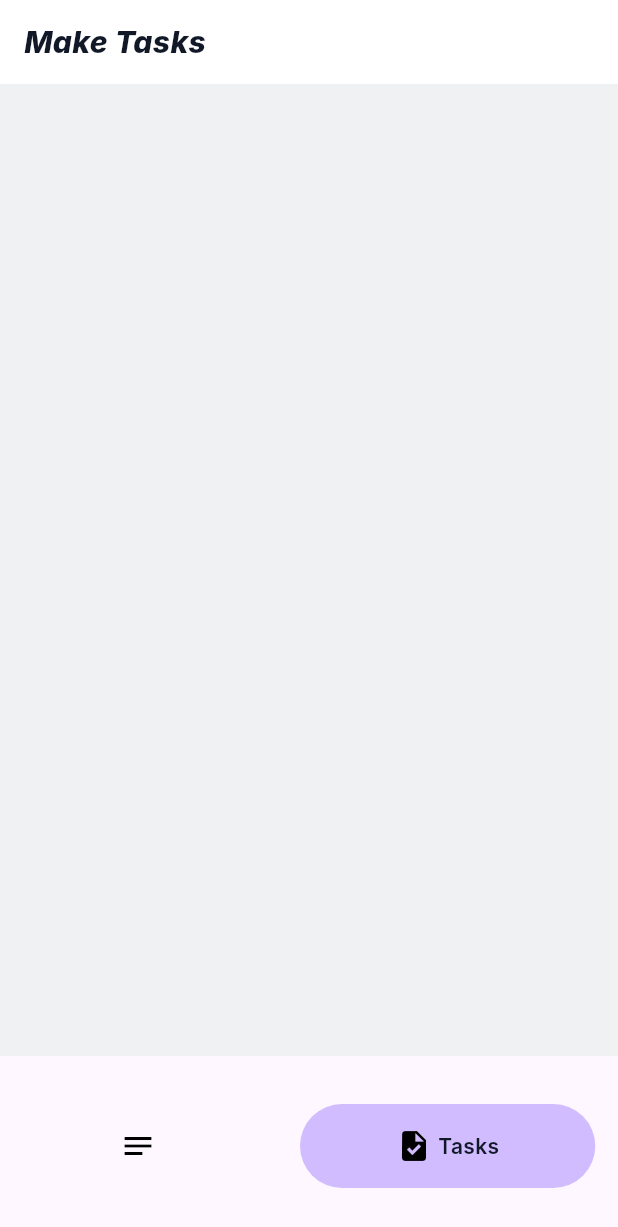
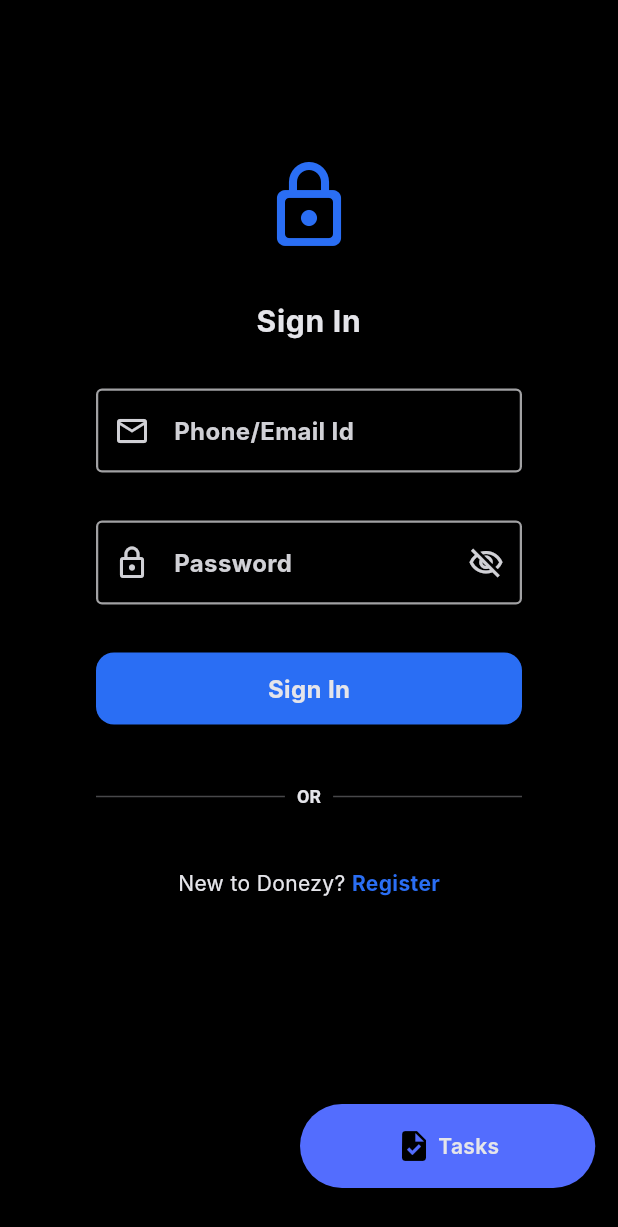
Before and after one commit to MarquiThiago/Donezy, a Flutter app: the screen it shows after launch, item 2 of the bottom bar chosen, on a phone screen of 412 x 824 dp. Shown: the top 1227 px of the screen. Run offline on Flutter 3.47's test engine with Material 3 defaults, Android fonts, the phone set to English and light mode, and no system bars; drawn by our look-alikes of google_nav_bar; our stand-ins replace cloud_firestore, dartz, equatable, firebase_auth, firebase_core, flutter_bloc and 3 more; missing offline and left inert: theme_tailor_annotation; accounts and stored records are empty; Roboto replaces fonts that are missing (Inter, Poppins).

```diff
--- /dev/null
+++ b/devtools_options.yaml
@@ -0,0 +1,3 @@
+description: This file stores settings for Dart & Flutter DevTools.
+documentation: https://docs.flutter.dev/tools/devtools/extensions#configure-extension-enablement-states
+extensions:
--- /dev/null
+++ b/lib/src/modules/auth/presentation/pages/login_page.dart
@@ -0,0 +1,137 @@
+import 'package:design_system/design_system_export.dart';
+import 'package:flutter/material.dart';
+
+class LoginPage extends StatelessWidget {
+  const LoginPage({super.key});
+
+  @override
+  Widget build(BuildContext context) {
+    final theme = Theme.of(context);
+    final colorScheme = theme.colorScheme;
+    return Scaffold(
+      body: SafeArea(
+        child: Center(
+          child: SingleChildScrollView(
+            padding: const EdgeInsets.symmetric(horizontal: DSSpace.xxLarge),
+            child: Column(
+              spacing: DSSpace.xLarge,
+              mainAxisAlignment: MainAxisAlignment.center,
+              crossAxisAlignment: CrossAxisAlignment.stretch,
+              children: [
+                Icon(
+                  Icons.lock_outline_rounded,
+                  size: DSSize.iconSizeXXLarge,
+                  color: colorScheme.primary,
+                ),
+                Text(
+                  'Sign In',
+                  style: theme.textTheme.headlineMedium?.copyWith(
+                    fontWeight: FontWeight.bold,
+                  ),
+                  textAlign: TextAlign.center,
+                ),
+                TextFormField(
+                  decoration: const InputDecoration(
+                    labelText: 'Phone/Email Id',
+                    prefixIcon: Icon(Icons.email_outlined),
+                  ),
+                  keyboardType: TextInputType.emailAddress,
+                ),
+                TextFormField(
+                  decoration: InputDecoration(
+                    labelText: 'Password',
+                    prefixIcon: const Icon(Icons.lock_outline),
+                    suffixIcon: IconButton(
+                      icon: const Icon(Icons.visibility_off_outlined),
+                      onPressed: () {},
+                    ),
+                  ),
+                  obscureText: true,
+                ),
+                ElevatedButton(onPressed: () {}, child: const Text('Sign In')),
+                Row(
+                  children: [
+                    const Expanded(child: Divider()),
+                    Padding(
+                      padding: const EdgeInsets.symmetric(
+                        horizontal: DSSpace.small,
+                      ),
+                      child: Text('OR', style: theme.textTheme.labelLarge),
+                    ),
+                    const Expanded(child: Divider()),
+                  ],
+                ),
+                // Row(
+                //   mainAxisAlignment: MainAxisAlignment.center,
+                //   children: [
+                //     _SocialIconButton(
+                //       icon: Icons.close, // X (Twitter)
+                //       onTap: () {},
+                //     ),
+                //     const SizedBox(width: DSSpace.large),
+                //     _SocialIconButton(
+                //       icon: Icons.facebook,
+                //       color: Colors.blue[800],
+                //       onTap: () {},
+                //     ),
+                //     const SizedBox(width: DSSpace.large),
+                //     _SocialIconButton(
+                //       icon: Icons.g_mobiledata,
+                //       color: Colors.red[700],
+                //       onTap: () {},
+                //     ),
+                //   ],
+                // ),
+                Row(
+                  mainAxisAlignment: MainAxisAlignment.center,
+                  children: [
+                    Text('New to Donezy? ', style: theme.textTheme.bodyMedium),
+                    GestureDetector(
+                      onTap: () {},
+                      child: Text(
+                        'Register',
+                        style: theme.textTheme.bodyMedium?.copyWith(
+                          color: colorScheme.primary,
+                          fontWeight: FontWeight.bold,
+                        ),
+                      ),
+                    ),
+                  ],
+                ),
+              ],
+            ),
+          ),
+        ),
+      ),
+    );
+  }
+}
+
+// class _SocialIconButton extends StatelessWidget {
+//   final IconData icon;
+//   final Color? color;
+//   final VoidCallback onTap;
+
+//   const _SocialIconButton({
+//     required this.icon,
+//     required this.onTap,
+//     this.color,
+//   });
+
+//   @override
+//   Widget build(BuildContext context) {
+//     return InkWell(
+//       borderRadius: BorderRadius.circular(24),
+//       onTap: onTap,
+//       child: Container(
+//         width: 48,
+//         height: 48,
+//         decoration: BoxDecoration(
+//           shape: BoxShape.circle,
+//           border: Border.all(color: Colors.grey.shade300),
+//         ),
+//         child: Icon(icon, color: color ?? Colors.black, size: 28),
+//       ),
+//     );
+//   }
+// }
--- a/lib/src/modules/home/app_shell.dart
+++ b/lib/src/modules/home/app_shell.dart
@@ -1,6 +1,6 @@
 import 'package:design_system/design_system_export.dart';
+import 'package:donezy_app/src/modules/auth/presentation/pages/login_page.dart';
 import 'package:donezy_app/src/modules/note/presentation/pages/notes_page.dart';
-import 'package:donezy_app/src/modules/task/presentation/pages/task_page.dart';
 import 'package:flutter/material.dart';
 import 'package:google_nav_bar/google_nav_bar.dart';
 
@@ -12,18 +12,17 @@ class AppShell extends StatefulWidget {
 }
 
 class _AppShellState extends State<AppShell> {
-  final List<Widget> pages = const [NotesPage(), TaskPage()];
+  final List<Widget> pages = const [NotesPage(), LoginPage()];
   int index = 0;
 
   @override
   Widget build(BuildContext context) {
     final themeColor = Theme.of(context).colorScheme;
     return MaterialApp(
-      theme: DSTheme.lightThemeData,
+      theme: DSTheme.darkThemeData,
       home: Scaffold(
         body: pages[index],
         bottomNavigationBar: Material(
-          color: themeColor.surface,
           child: Padding(
             padding: const EdgeInsets.symmetric(vertical: DSSpace.xLarge),
             child: GNav(
@@ -34,7 +33,7 @@ class _AppShellState extends State<AppShell> {
               ),
               gap: DSSpace.xSmall,
               tabMargin: EdgeInsets.symmetric(horizontal: DSSpace.medium),
-              tabBackgroundColor: themeColor.primaryFixedDim,
+              tabBackgroundColor: Colors.indigoAccent,
               tabs: [
                 GButton(icon: Icons.notes, text: 'Notes'),
                 GButton(icon: Icons.task, text: 'Tasks'),
--- a/packages/design_system/lib/src/theme/base/ds_theme_properties.dart
+++ b/packages/design_system/lib/src/theme/base/ds_theme_properties.dart
@@ -2,22 +2,14 @@ part of 'ds_theme.dart';
 
 final _dsButtonStyle = ButtonStyle(
   shape: WidgetStateProperty.all(
-    const BeveledRectangleBorder(
-      borderRadius: BorderRadius.only(
-        topLeft: DSProperty.radius,
-        bottomRight: DSProperty.radius,
-      ),
+    RoundedRectangleBorder(borderRadius: BorderRadius.all(DSProperty.radius)),
+  ),
+  textStyle: WidgetStateProperty.all(
+    DSBaseTypography.baseTextTheme.headlineSmall?.copyWith(
+      fontWeight: FontWeight.bold,
     ),
   ),
-  textStyle: WidgetStateProperty.all(
-    DSBaseTypography.baseTextTheme.headlineSmall,
-  ),
-  minimumSize: WidgetStateProperty.all(
-    const Size(
-      DSSize.materialTapTargetSize * 2,
-      DSSize.minButtonVisualHeight,
-    ),
-  ),
+  minimumSize: WidgetStateProperty.all(const Size(double.infinity, 48)),
   tapTargetSize: MaterialTapTargetSize.padded,
   padding: WidgetStateProperty.all(
     const EdgeInsets.symmetric(
@@ -25,6 +17,7 @@ final _dsButtonStyle = ButtonStyle(
       vertical: DSSpace.small,
     ),
   ),
+  elevation: WidgetStateProperty.all(0),
 );
 final _dsInputDecoration = InputDecorationTheme(
   border: _dsInputBorder,
```
Also changed, not shown: packages/design_system/lib/src/theme/base/ds_pallete.dart (+12 -20 lines), 2 other files.
